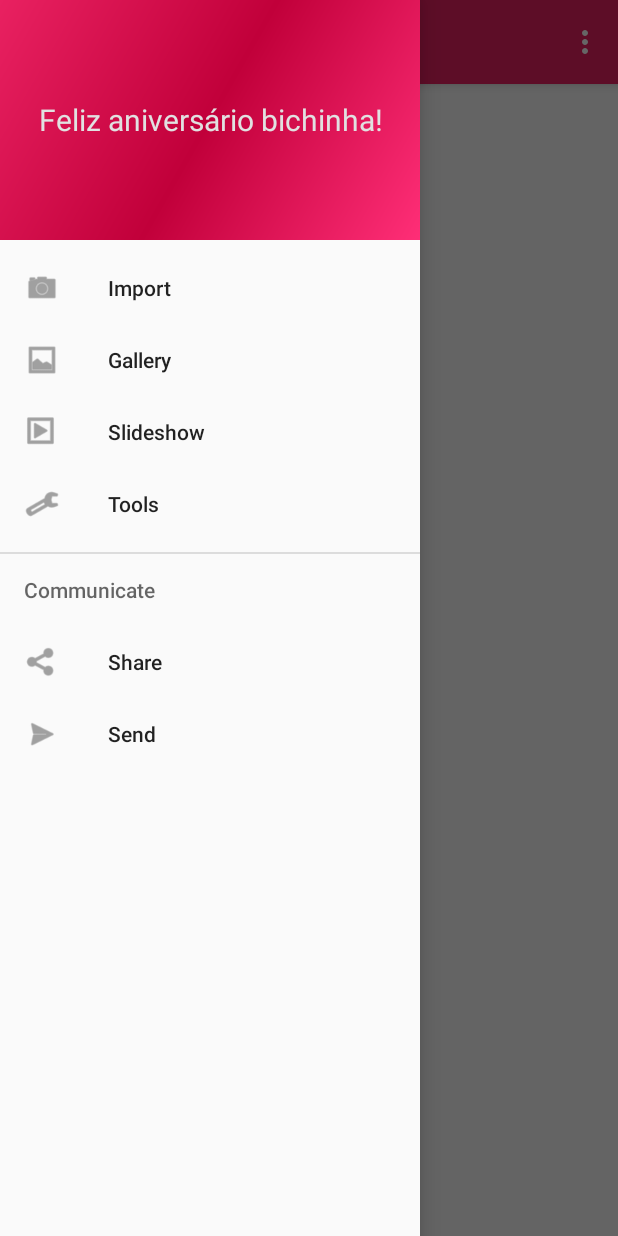
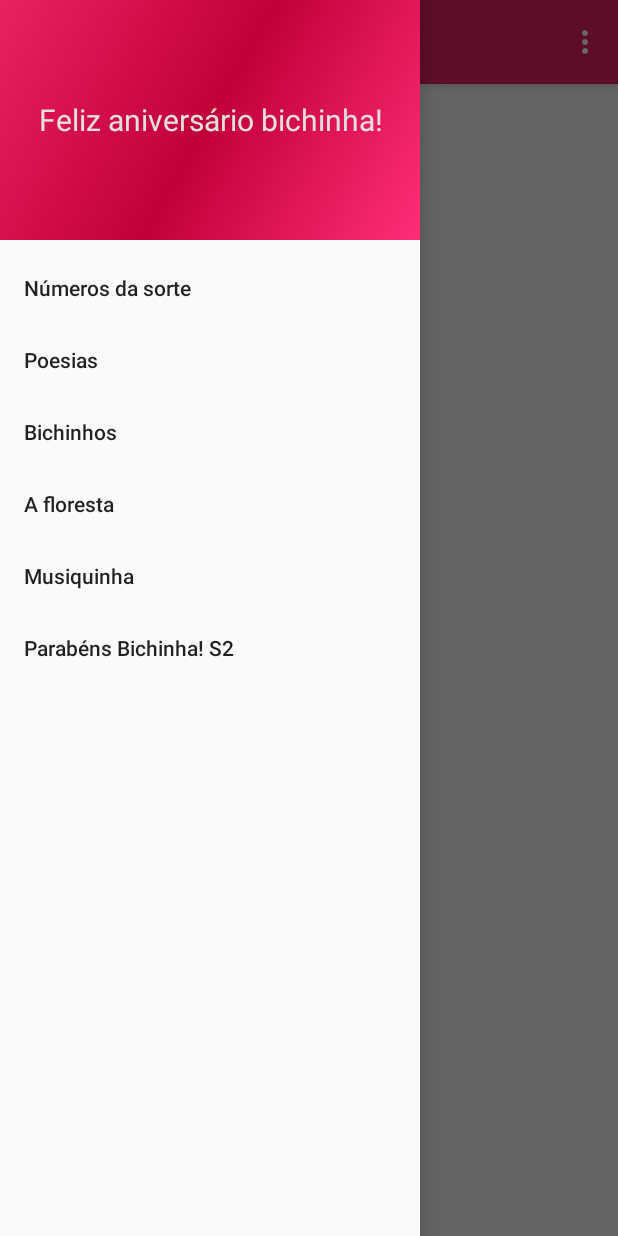
Before and after one commit to othman853/misterious-app, an Android app: the screen it shows after launch (MainActivity), with the side drawer open, on a phone screen of 412 x 824 dp. Run offline under Robolectric (Android 15) with nearby library versions, the phone set to English and light mode, and no system bars.

Commit message:
Changing default drawer items

```diff
--- a/app/src/main/res/menu/activity_main_drawer.xml
+++ b/app/src/main/res/menu/activity_main_drawer.xml
@@ -2,23 +2,23 @@
 <menu xmlns:android="http://schemas.android.com/apk/res/android">
 
     <group android:checkableBehavior="single">
-        <item android:id="@+id/nav_camara" android:icon="@android:drawable/ic_menu_camera"
-            android:title="Import" />
-        <item android:id="@+id/nav_gallery" android:icon="@android:drawable/ic_menu_gallery"
-            android:title="Gallery" />
-        <item android:id="@+id/nav_slideshow" android:icon="@android:drawable/ic_menu_slideshow"
-            android:title="Slideshow" />
-        <item android:id="@+id/nav_manage" android:icon="@android:drawable/ic_menu_manage"
-            android:title="Tools" />
+        <item android:id="@+id/numbers"
+            android:title="Números da sorte" />
+
+        <item android:id="@+id/poetries"
+            android:title="Poesias" />
+
+        <item android:id="@+id/pets"
+            android:title="Bichinhos" />
+
+        <item android:id="@+id/forest"
+            android:title="A floresta" />
+
+        <item android:id="@+id/music"
+            android:title="Musiquinha" />
+
+        <item android:id="@+id/happy_birthday"
+            android:title="Parabéns Bichinha! S2" />
     </group>
 
-    <item android:title="Communicate">
-        <menu>
-            <item android:id="@+id/nav_share" android:icon="@android:drawable/ic_menu_share"
-                android:title="Share" />
-            <item android:id="@+id/nav_send" android:icon="@android:drawable/ic_menu_send"
-                android:title="Send" />
-        </menu>
-    </item>
-
 </menu>
```
